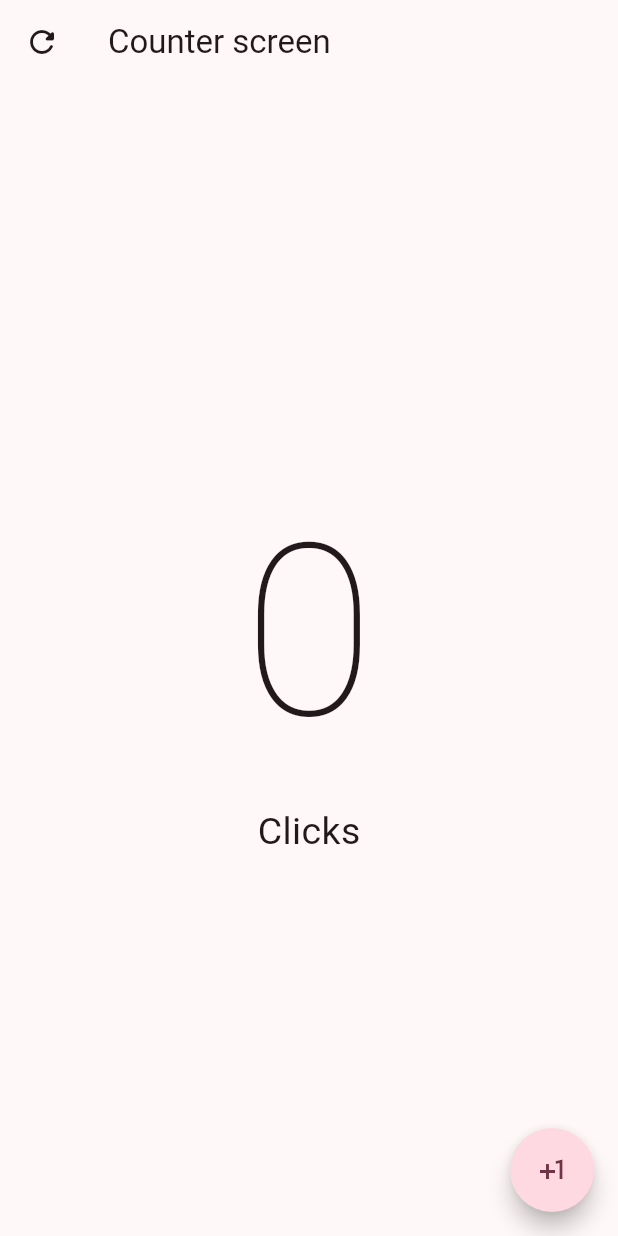
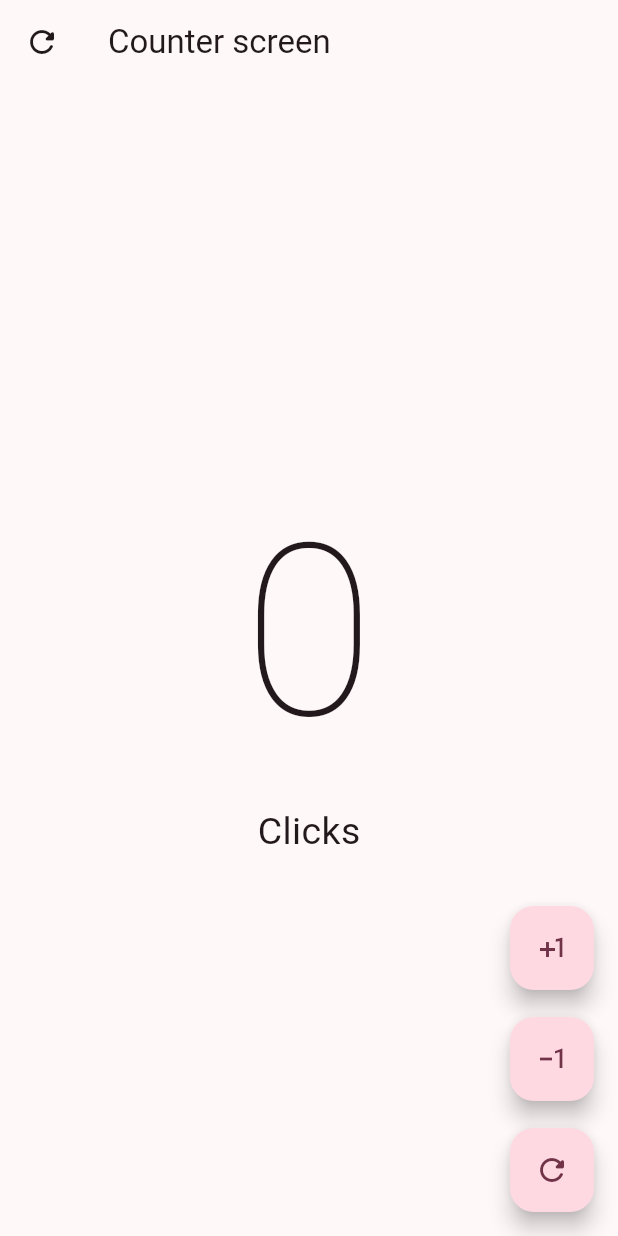
Before and after one commit to JordanRO2/couter_2024-2, a Flutter app: the screen it shows after launch, on a phone screen of 412 x 824 dp. Run offline on Flutter 3.47's test engine with Material 3 defaults, Android fonts, the phone set to English and light mode, and no system bars.

Commit message:
first comit

```diff
--- a/lib/presentaqtion/screens/counter/counter_screen.dart
+++ b/lib/presentaqtion/screens/counter/counter_screen.dart
@@ -35,14 +35,41 @@ class _CounterScreenState extends State<CounterScreen> {
           )
         ],
       )),
-      floatingActionButton: FloatingActionButton(
-          shape: const StadiumBorder(),
-          onPressed: () {
-            setState(() {
-              clickCounter += 1;
-            });
-          },
-          child: const Icon(Icons.plus_one_sharp)),
+      floatingActionButton: Column(
+        mainAxisAlignment: MainAxisAlignment.end,
+        children: [
+          FloatingActionButton(
+            onPressed: () {
+              setState(() {
+                clickCounter += 1;
+              });
+            },
+            child: const Icon(Icons.plus_one),
+          ),
+          const SizedBox(
+            height: 18,
+          ),
+          FloatingActionButton(
+            onPressed: () {
+              setState(() {
+                clickCounter -= 1;
+              });
+            },
+            child: const Icon(Icons.exposure_minus_1),
+          ),
+          const SizedBox(
+            height: 18,
+          ),
+          FloatingActionButton(
+            onPressed: () {
+              setState(() {
+                clickCounter = 0;
+              });
+            },
+            child: const Icon(Icons.refresh_rounded),
+          )
+        ],
+      ),
     );
   }
 }
```
